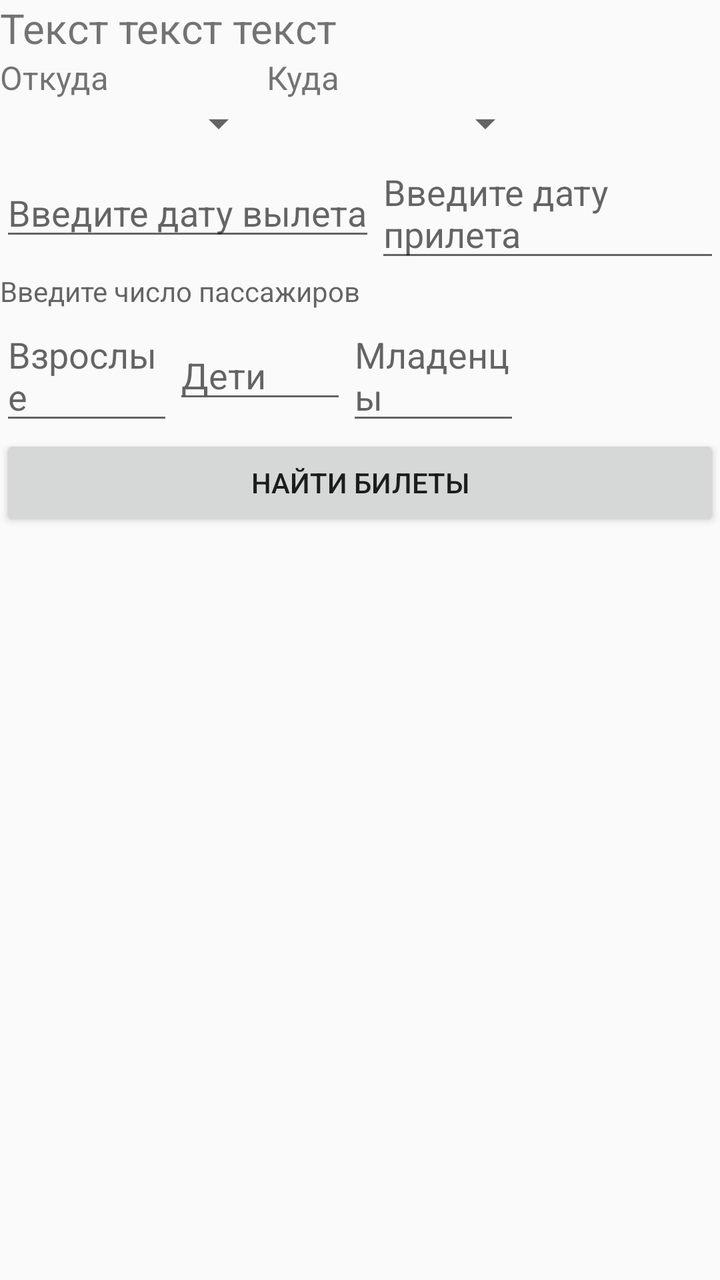
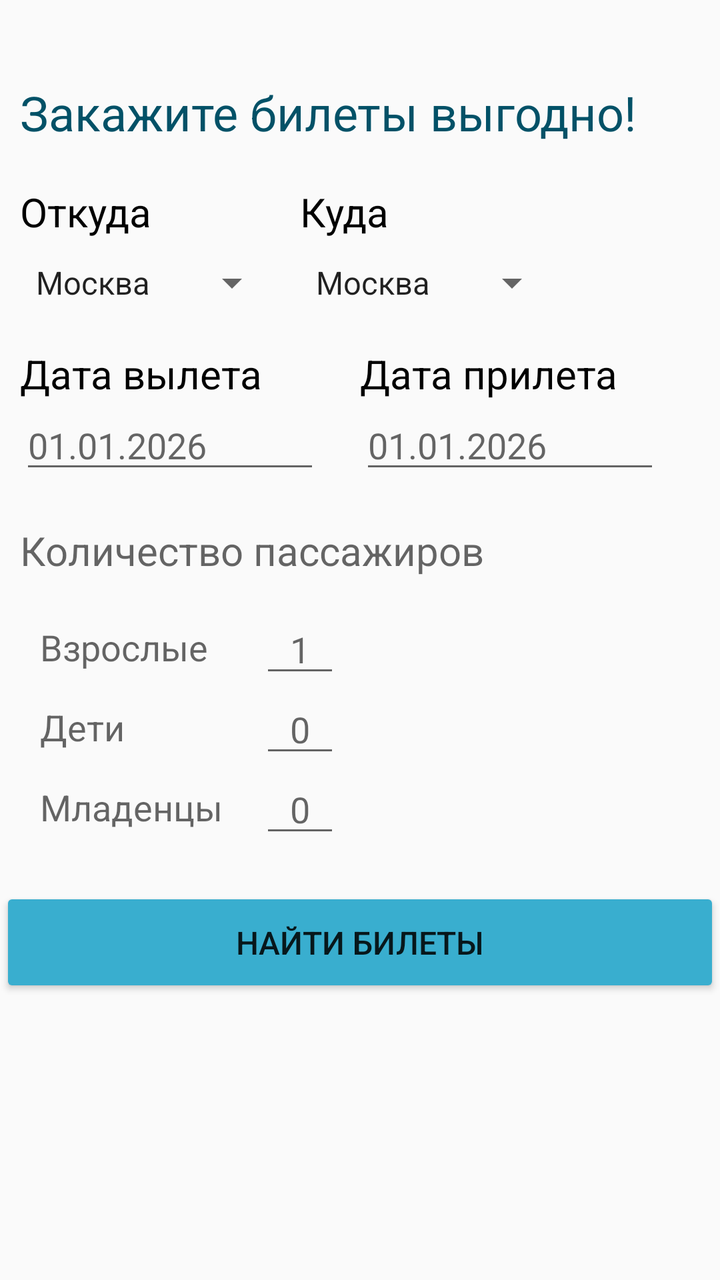

The first picture is an Android layout as it rendered before a commit; the second is the same layout after the commit. The layout source and the unified diff follow.
<!-- AndroidManifest.xml: activity theme Theme.MyApplication -->
<!-- res/layout/activity_main.xml -->
<?xml version="1.0" encoding="utf-8"?>
<LinearLayout xmlns:android="http://schemas.android.com/apk/res/android"
    android:orientation="vertical"
    android:layout_width="match_parent"
    android:layout_height="match_parent">
    <TextView
        android:layout_width="match_parent"
        android:layout_height="wrap_content"
        android:text="Текст текст текст"
        android:textSize="10pt"/>
    <LinearLayout
        android:layout_width="match_parent"
        android:layout_height="wrap_content"
        android:orientation="horizontal">
        <LinearLayout
            android:layout_width="wrap_content"
            android:layout_height="wrap_content"
            android:orientation="vertical">
            <TextView
                android:layout_width="400px"
                android:layout_height="wrap_content"
                android:text="Откуда"
                android:textSize="8pt"/>
            <Spinner
                android:layout_width="match_parent"
                android:layout_height="wrap_content"
                android:entries="@array/sities"/>
        </LinearLayout>
        <LinearLayout
            android:layout_width="wrap_content"
            android:layout_height="wrap_content"
            android:orientation="vertical">
            <TextView
                android:layout_width="400px"
                android:layout_height="wrap_content"
                android:text="Куда"
                android:textSize="8pt"/>
            <Spinner
                android:layout_width="match_parent"
                android:layout_height="wrap_content"
                android:entries="@array/sities"/>
        </LinearLayout>
    </LinearLayout>
    <LinearLayout
        android:layout_width="match_parent"
        android:layout_height="wrap_content"
        android:orientation="horizontal">
        <EditText
            android:layout_width="wrap_content"
            android:layout_height="wrap_content"
            android:hint="Введите дату вылета"
            />
        <EditText
            android:layout_width="wrap_content"
            android:layout_height="wrap_content"
            android:hint="Введите дату прилета"/>
    </LinearLayout>
    <TextView
        android:layout_width="wrap_content"
        android:layout_height="wrap_content"
        android:hint="Введите число пассажиров"/>
    <LinearLayout
        android:layout_width="match_parent"
        android:layout_height="wrap_content">
        <EditText
            android:layout_width="260px"
            android:layout_height="wrap_content"
            android:hint="Взрослые"/>
        <EditText
            android:layout_width="260px"
            android:layout_height="wrap_content"
            android:hint="Дети"/>
        <EditText
            android:layout_width="260px"
            android:layout_height="wrap_content"
            android:hint="Младенцы"/>
    </LinearLayout>
    <Button
        android:layout_width="match_parent"
        android:layout_height="wrap_content"
        android:text="Найти билеты"/>
</LinearLayout>
<!-- resources referenced by this layout -->
<resources>
  <string-array name="sities">
          Moskow,
          Irkutsk,
          Omsk,
          Barnaul,
          Saint-Petersburg
      </string-array>
  <style name="Theme.MyApplication" parent="android:Theme.Material.Light.NoActionBar" />
</resources>

<!-- the commit's change to res/layout/activity_main.xml (unified diff, before → after) -->
@@ -6,8 +6,13 @@
     <TextView
         android:layout_width="match_parent"
         android:layout_height="wrap_content"
-        android:text="Текст текст текст"
-        android:textSize="10pt"/>
+        android:text="@string/header"
+        android:textSize="24sp"
+        android:layout_marginTop="40dp"
+        android:layout_marginStart="10dp"
+        android:layout_marginBottom="20dp"
+        android:textColor="#025167"
+        />
     <LinearLayout
         android:layout_width="match_parent"
         android:layout_height="wrap_content"
@@ -15,68 +20,173 @@
         <LinearLayout
             android:layout_width="wrap_content"
             android:layout_height="wrap_content"
-            android:orientation="vertical">
+            android:orientation="vertical"
+            android:layout_marginStart="10dp">
             <TextView
-                android:layout_width="400px"
+                android:layout_width="130dp"
                 android:layout_height="wrap_content"
-                android:text="Откуда"
-                android:textSize="8pt"/>
+                android:text="@string/from"
+                android:textSize="20sp"
+                android:layout_marginBottom="10dp"
+                android:textColor="#000000"
+                />
             <Spinner
                 android:layout_width="match_parent"
                 android:layout_height="wrap_content"
-                android:entries="@array/sities"/>
+                android:entries="@array/city_name"/>
         </LinearLayout>
+        <LinearLayout
+            android:layout_width="wrap_content"
+            android:layout_height="wrap_content"
+            android:orientation="vertical"
+            android:layout_marginStart="10dp">
+            <TextView
+                android:layout_width="130dp"
+                android:layout_height="wrap_content"
+                android:text="@string/to"
+                android:textSize="20sp"
+                android:layout_marginBottom="10dp"
+                android:textColor="#000000"
+                />
+            <Spinner
+                android:layout_width="match_parent"
+                android:layout_height="wrap_content"
+                android:entries="@array/city_name"/>
+        </LinearLayout>
+    </LinearLayout>
+
+
+    <LinearLayout
+        android:layout_width="match_parent"
+        android:layout_height="wrap_content"
+        android:orientation="horizontal"
+        android:layout_marginTop="20dp"
+        android:layout_marginStart="10dp">
+        <LinearLayout
+            android:layout_width="wrap_content"
+            android:layout_height="wrap_content"
+            android:orientation="vertical"
+            android:layout_marginEnd="20dp">
+            <TextView
+                android:layout_width="150dp"
+                android:layout_height="wrap_content"
+                android:text="@string/departure_date"
+                android:textSize="20sp"
+                android:textColor="#000000"
+                />
+            <EditText
+                android:layout_width="150dp"
+                android:layout_height="wrap_content"
+                android:hint="@string/date_default"
+                android:textSize="18sp"
+                android:inputType="date"
+                android:autofillHints=""
+                />
+        </LinearLayout>
+
         <LinearLayout
             android:layout_width="wrap_content"
             android:layout_height="wrap_content"
             android:orientation="vertical">
             <TextView
-                android:layout_width="400px"
+                android:layout_width="150dp"
                 android:layout_height="wrap_content"
-                android:text="Куда"
-                android:textSize="8pt"/>
-            <Spinner
-                android:layout_width="match_parent"
+                android:text="@string/arrival_date"
+                android:textSize="20sp"
+                android:textColor="#000000"
+                />
+            <EditText
+                android:layout_width="150dp"
                 android:layout_height="wrap_content"
-                android:entries="@array/sities"/>
+                android:hint="@string/date_default"
+                android:textSize="18sp"
+                android:inputType="date"
+                android:autofillHints=""
+                />
         </LinearLayout>
+    </LinearLayout>
+
+    <TextView
+        android:layout_width="wrap_content"
+        android:layout_height="wrap_content"
+        android:hint="@string/number_of_passengers"
+        android:layout_marginBottom="15dp"
+        android:layout_marginTop="20dp"
+        android:layout_marginStart="10dp"
+        android:textSize="20sp"
+        android:textColor="#000000"
+        />
+
+    <LinearLayout
+        android:layout_width="match_parent"
+        android:layout_height="wrap_content"
+        android:orientation="horizontal">
+        <TextView
+            android:layout_width="110dp"
+            android:layout_height="match_parent"
+            android:hint="@string/adult"
+            android:textSize="18sp"
+            android:gravity="center_vertical"
+            android:layout_marginStart="20dp"
+            />
+        <EditText
+            android:layout_width="40dp"
+            android:layout_height="40dp"
+            android:hint="@string/adult_default"
+            android:textAlignment="center"
+            android:inputType="number"
+            android:autofillHints=""
+            />
+    </LinearLayout>
+
+    <LinearLayout
+        android:layout_width="match_parent"
+        android:layout_height="wrap_content"
+        android:orientation="horizontal">
+        <TextView
+            android:layout_width="110dp"
+            android:layout_height="match_parent"
+            android:hint="@string/children"
+            android:textSize="18sp"
+            android:gravity="center_vertical"
+            android:layout_marginStart="20dp"
+            />
+        <EditText
+            android:layout_width="40dp"
+            android:layout_height="40dp"
+            android:hint="@string/children_default"
+            android:textAlignment="center"
+            android:inputType="number"
+            android:autofillHints=""
+            />
     </LinearLayout>
     <LinearLayout
         android:layout_width="match_parent"
         android:layout_height="wrap_content"
         android:orientation="horizontal">
-        <EditText
-            android:layout_width="wrap_content"
-            android:layout_height="wrap_content"
-            android:hint="Введите дату вылета"
+        <TextView
+            android:layout_width="110dp"
+            android:layout_height="match_parent"
+            android:hint="@string/baby"
+            android:textSize="18sp"
+            android:gravity="center_vertical"
+            android:layout_marginStart="20dp"
             />
         <EditText
-            android:layout_width="wrap_content"
-            android:layout_height="wrap_content"
-            android:hint="Введите дату прилета"/>
-    </LinearLayout>
-    <TextView
-        android:layout_width="wrap_content"
-        android:layout_height="wrap_content"
-        android:hint="Введите число пассажиров"/>
-    <LinearLayout
-        android:layout_width="match_parent"
-        android:layout_height="wrap_content">
-        <EditText
-            android:layout_width="260px"
-            android:layout_height="wrap_content"
-            android:hint="Взрослые"/>
-        <EditText
-            android:layout_width="260px"
-            android:layout_height="wrap_content"
-            android:hint="Дети"/>
-        <EditText
-            android:layout_width="260px"
-            android:layout_height="wrap_content"
-            android:hint="Младенцы"/>
+            android:layout_width="40dp"
+            android:layout_height="40dp"
+            android:hint="@string/children_default"
+            android:textAlignment="center"
+            android:inputType="number"
+            android:autofillHints=""
+            />
     </LinearLayout>
     <Button
         android:layout_width="match_parent"
-        android:layout_height="wrap_content"
-        android:text="Найти билеты"/>
+        android:layout_height="55dp"
+        android:text="@string/search_tickets"
+        android:layout_marginTop="20dp"
+        android:textSize="16sp"
+        android:backgroundTint="#39AECF"
+        />
 </LinearLayout>
<!-- resource entries referenced after the edit -->
@@ -1,12 +1,26 @@
 <!-- resources referenced by this layout -->
 <resources>
-  <string-array name="sities">
-          Moskow,
-          Irkutsk,
-          Omsk,
-          Barnaul,
-          Saint-Petersburg
+  <string-array name="city_name">
+          <item>Москва</item>
+          <item>Иркутск</item>
+          <item>Барнаул</item>
+          <item>Новосибирск</item>
+          <item>Санкт-Петербург</item>
+          <item>Улан-Удэ</item>
       </string-array>
+  <string name="adult">Взрослые</string>
+  <string name="adult_default">1</string>
+  <string name="arrival_date">Дата прилета</string>
+  <string name="baby">Младенцы</string>
+  <string name="children">Дети</string>
+  <string name="children_default">0</string>
+  <string name="date_default">01.01.2026</string>
+  <string name="departure_date">Дата вылета</string>
+  <string name="from">Откуда</string>
+  <string name="header">Закажите билеты выгодно!</string>
+  <string name="number_of_passengers">Количество пассажиров</string>
+  <string name="search_tickets">Найти билеты</string>
+  <string name="to">Куда</string>
   <style name="Theme.MyApplication" parent="android:Theme.Material.Light.NoActionBar" />
 </resources>
 
